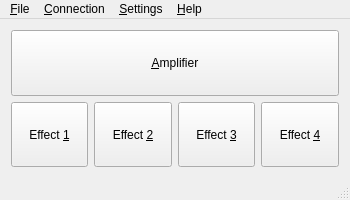
Above: mainwindow.ui from pvint/replug before the change. Below: the same form after it.
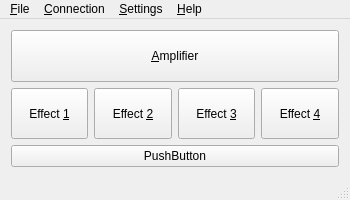
That is the form after the change.

What changed in the file:
```diff
--- a/mainwindow.ui
+++ b/mainwindow.ui
@@ -156,6 +156,13 @@
       </item>
      </layout>
     </item>
+    <item>
+     <widget class="QPushButton" name="testButton">
+      <property name="text">
+       <string>PushButton</string>
+      </property>
+     </widget>
+    </item>
    </layout>
   </widget>
   <widget class="QMenuBar" name="menuBar">
```
